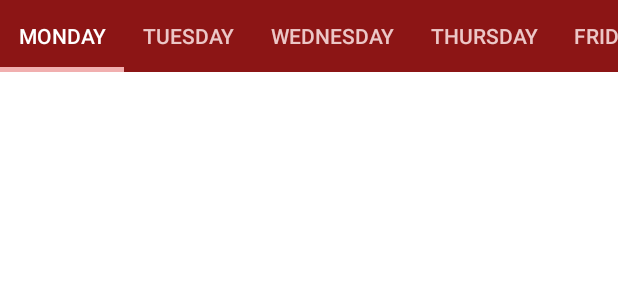
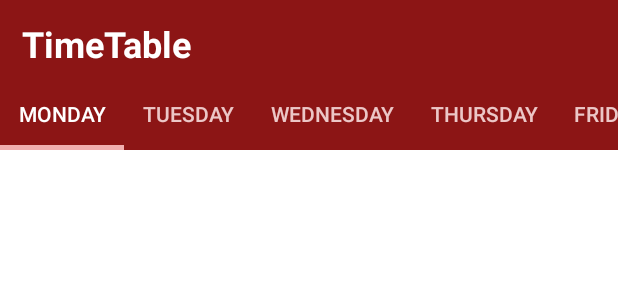
Before and after one commit to Abhiram-DLVSS/Mahindra-University-Android-App, an Android app: the layout activity_time_table.xml on its own in the app's theme, with its tools: preview values and no code run, on a phone screen of 412 x 824 dp. Shown: the top 300 px of the screen. Run offline under Robolectric (Android 15) with nearby library versions, the phone set to English and light mode, and no system bars.

Commit message:
TimeTable Based on the id

```diff
--- a/app/src/main/java/com/example/turing_login/MonFragment.java
+++ b/app/src/main/java/com/example/turing_login/MonFragment.java
@@ -10,6 +10,7 @@ import androidx.recyclerview.widget.RecyclerView;
 import android.view.LayoutInflater;
 import android.view.View;
 import android.view.ViewGroup;
+import android.widget.TextView;
 
 import com.google.firebase.auth.FirebaseAuth;
 import com.google.firebase.auth.FirebaseUser;
--- a/app/src/main/res/layout/activity_time_table.xml
+++ b/app/src/main/res/layout/activity_time_table.xml
@@ -4,9 +4,7 @@
     xmlns:tools="http://schemas.android.com/tools"
     android:layout_width="match_parent"
     android:layout_height="match_parent"
-    android:background="#EA3A4F"
-
-
+    android:background="@color/stan"
     tools:actionBarNavMode="standard"
     tools:context=".TimeTable">
 
@@ -15,6 +13,7 @@
         android:layout_width="match_parent"
         android:layout_height="wrap_content"
         android:background="@color/stan"
+        android:layout_marginTop="52dp"
         app:layout_constraintTop_toTopOf="parent"
         app:tabIndicatorColor="#F1AFAF"
         app:tabIndicatorAnimationMode="elastic"
@@ -68,12 +67,27 @@
         android:id="@+id/viewPager"
         android:layout_width="match_parent"
         android:layout_height="match_parent"
-        android:layout_marginTop="48dp"
+        android:layout_marginTop="100dp"
         android:background="@color/white"
         app:layout_constraintBottom_toBottomOf="parent"
         app:layout_constraintEnd_toEndOf="parent"
         app:layout_constraintStart_toStartOf="parent"
         app:layout_constraintTop_toBottomOf="@+id/tab_bar" />
 
+    <TextView
+        android:id="@+id/Name_timetable_textview"
+        android:layout_width="wrap_content"
+        android:layout_height="wrap_content"
+        android:text="TimeTable"
+        android:textColor="#FFFFFF"
+        android:textSize="24sp"
+        android:textStyle="normal|bold"
+        app:layout_constraintBottom_toTopOf="@+id/tab_bar"
+        app:layout_constraintEnd_toEndOf="parent"
+        app:layout_constraintHorizontal_bias="0.05"
+        app:layout_constraintStart_toStartOf="parent"
+        app:layout_constraintTop_toTopOf="parent"
+        app:layout_constraintVertical_bias="0.64" />
+
 
 </androidx.constraintlayout.widget.ConstraintLayout>
--- a/app/src/main/res/layout/list_item_frifrag.xml
+++ b/app/src/main/res/layout/list_item_frifrag.xml
@@ -22,7 +22,7 @@
         <RelativeLayout
             android:layout_width="match_parent"
             android:layout_height="112dp"
-            android:background="#EA3A4F"
+            android:background="@color/stan"
             android:orientation="horizontal"
             android:padding="@dimen/cardview_default_elevation">
 
@@ -37,7 +37,6 @@
                 android:layout_marginLeft="10dp"
                 android:layout_marginTop="36dp"
                 android:layout_marginBottom="36dp"
-                android:background="#EA3A4F"
                 android:text="Heading"
                 android:textAlignment="textStart"
                 android:textColor="#FFFFFF"
@@ -59,7 +58,6 @@
                 android:layout_marginRight="10dp"
                 android:layout_marginBottom="60dp"
                 android:layout_toEndOf="@+id/textview_heading_frifrag"
-                android:background="#EA3A4F"
                 android:text="Description"
                 android:textAlignment="center"
                 android:textColor="#F4F1F1"
--- a/app/src/main/res/layout/list_item_monfrag.xml
+++ b/app/src/main/res/layout/list_item_monfrag.xml
@@ -35,6 +35,7 @@
                 android:layout_alignParentBottom="true"
                 android:layout_marginStart="20dp"
                 android:layout_marginLeft="10dp"
+                android:clickable="true"
                 android:layout_marginTop="36dp"
                 android:layout_marginBottom="36dp"
                 android:background="@color/stan"
--- a/app/src/main/res/layout/list_item_satfrag.xml
+++ b/app/src/main/res/layout/list_item_satfrag.xml
@@ -16,13 +16,13 @@
 
         app:layout_constraintBottom_toBottomOf="parent"
         app:layout_constraintTop_toTopOf="parent"
-        app:cardCornerRadius="20dp"
+        app:cardCornerRadius="25dp"
         >
 
         <RelativeLayout
             android:layout_width="match_parent"
             android:layout_height="112dp"
-            android:background="#EA3A4F"
+            android:background="@color/stan"
             android:orientation="horizontal"
             android:padding="@dimen/cardview_default_elevation">
 
@@ -37,7 +37,6 @@
                 android:layout_marginLeft="10dp"
                 android:layout_marginTop="36dp"
                 android:layout_marginBottom="36dp"
-                android:background="#EA3A4F"
                 android:text="Heading"
                 android:textAlignment="textStart"
                 android:textColor="#FFFFFF"
@@ -59,7 +58,6 @@
                 android:layout_marginRight="10dp"
                 android:layout_marginBottom="60dp"
                 android:layout_toEndOf="@+id/textview_heading_satfrag"
-                android:background="#EA3A4F"
                 android:text="Description"
                 android:textAlignment="center"
                 android:textColor="#F4F1F1"
--- a/app/src/main/res/layout/list_item_thufrag.xml
+++ b/app/src/main/res/layout/list_item_thufrag.xml
@@ -22,7 +22,7 @@
         <RelativeLayout
             android:layout_width="match_parent"
             android:layout_height="112dp"
-            android:background="#EA3A4F"
+            android:background="@color/stan"
             android:orientation="horizontal"
             android:padding="@dimen/cardview_default_elevation">
 
@@ -37,7 +37,6 @@
                 android:layout_marginLeft="10dp"
                 android:layout_marginTop="36dp"
                 android:layout_marginBottom="36dp"
-                android:background="#EA3A4F"
                 android:text="Heading"
                 android:textAlignment="textStart"
                 android:textColor="#FFFFFF"
@@ -59,7 +58,6 @@
                 android:layout_marginRight="10dp"
                 android:layout_marginBottom="60dp"
                 android:layout_toEndOf="@+id/textview_heading_thufrag"
-                android:background="#EA3A4F"
                 android:text="Description"
                 android:textAlignment="center"
                 android:textColor="#F4F1F1"
--- a/app/src/main/res/layout/list_item_tuefrag.xml
+++ b/app/src/main/res/layout/list_item_tuefrag.xml
@@ -22,7 +22,7 @@
         <RelativeLayout
             android:layout_width="match_parent"
             android:layout_height="112dp"
-            android:background="#EA3A4F"
+            android:background="@color/stan"
             android:orientation="horizontal"
             android:padding="@dimen/cardview_default_elevation">
 
@@ -37,7 +37,6 @@
                 android:layout_marginLeft="10dp"
                 android:layout_marginTop="36dp"
                 android:layout_marginBottom="36dp"
-                android:background="#EA3A4F"
                 android:text="Heading"
                 android:textAlignment="textStart"
                 android:textColor="#FFFFFF"
@@ -59,7 +58,6 @@
                 android:layout_marginRight="10dp"
                 android:layout_marginBottom="60dp"
                 android:layout_toEndOf="@+id/textview_heading_tuefrag"
-                android:background="#EA3A4F"
                 android:text="Description"
                 android:textAlignment="center"
                 android:textColor="#F4F1F1"
--- a/app/src/main/res/layout/list_item_wedfrag.xml
+++ b/app/src/main/res/layout/list_item_wedfrag.xml
@@ -22,7 +22,7 @@
         <RelativeLayout
             android:layout_width="match_parent"
             android:layout_height="112dp"
-            android:background="#EA3A4F"
+            android:background="@color/stan"
             android:orientation="horizontal"
             android:padding="@dimen/cardview_default_elevation">
 
@@ -37,7 +37,6 @@
                 android:layout_marginLeft="10dp"
                 android:layout_marginTop="36dp"
                 android:layout_marginBottom="36dp"
-                android:background="#EA3A4F"
                 android:text="Heading"
                 android:textAlignment="textStart"
                 android:textColor="#FFFFFF"
@@ -59,7 +58,6 @@
                 android:layout_marginRight="10dp"
                 android:layout_marginBottom="60dp"
                 android:layout_toEndOf="@+id/textview_heading_wedfrag"
-                android:background="#EA3A4F"
                 android:text="Description"
                 android:textAlignment="center"
                 android:textColor="#F4F1F1"
```
Also changed, not shown: app/src/main/java/com/example/turing_login/FEATURES.java (+25 -0 lines).
